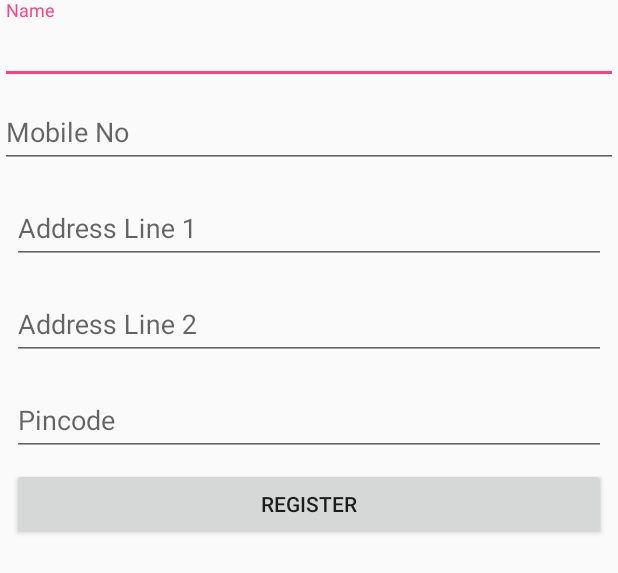
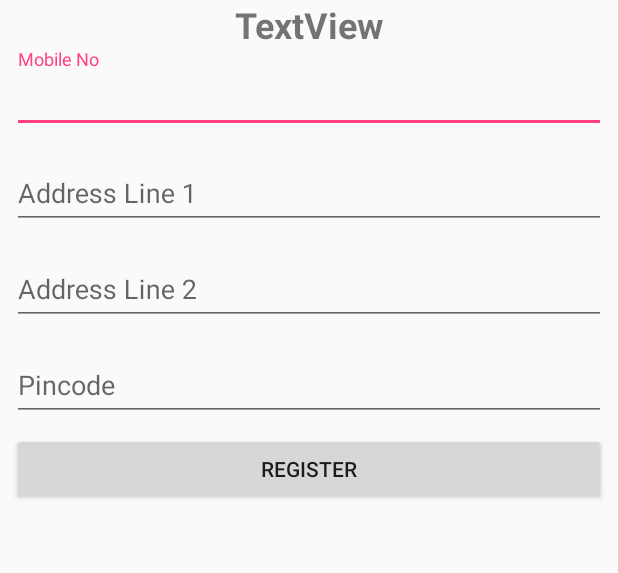
Before and after one commit to Lad-Rahul/HelperGenie, an Android app: the layout activity_sign_up_form.xml on its own in the app's theme, with its tools: preview values and no code run, on a phone screen of 412 x 824 dp. Shown: the top 573 px of the screen. Run offline under Robolectric (Android 15) with nearby library versions, the phone set to English and light mode, and no system bars.

Commit message:
Added automatic opening of form for Firsttime users and also --Sending data to firebase for first time users

```diff
--- a/app/src/main/res/layout/activity_sign_up_form.xml
+++ b/app/src/main/res/layout/activity_sign_up_form.xml
@@ -16,33 +16,43 @@
         android:id="@+id/fname_layout"
         android:layout_width="0dp"
         android:layout_height="wrap_content"
-        android:layout_marginTop="0dp"
+        android:layout_marginEnd="8dp"
+        android:layout_marginStart="8dp"
         app:layout_constraintBottom_toTopOf="@+id/fmobile_layout"
         app:layout_constraintEnd_toEndOf="parent"
         app:layout_constraintHorizontal_bias="0.0"
         app:layout_constraintStart_toStartOf="parent"
         app:layout_constraintTop_toTopOf="parent">
 
+        <TextView
+            android:id="@+id/fnameText"
+            android:layout_width="match_parent"
+            android:layout_height="wrap_content"
+            android:layout_weight="1"
+            android:text="TextView"
+            android:textAlignment="center"
+            android:textSize="24sp"
+            android:textStyle="bold" />
+
+        <!-- Commented By Pranav Vyas For UI
         <android.support.design.widget.TextInputEditText
             android:id="@+id/fname"
             android:layout_width="match_parent"
             android:layout_height="wrap_content"
             android:hint="Name" />
+            -->
     </android.support.design.widget.TextInputLayout>
 
     <android.support.design.widget.TextInputLayout
         android:id="@+id/fmobile_layout"
         android:layout_width="0dp"
         android:layout_height="wrap_content"
-        android:layout_marginEnd="0dp"
-        android:layout_marginStart="0dp"
-        android:layout_marginBottom="0dp"
-        android:layout_marginTop="0dp"
+        android:layout_marginEnd="8dp"
+        android:layout_marginStart="8dp"
+        app:layout_constraintEnd_toEndOf="parent"
         app:layout_constraintHorizontal_bias="0.0"
-        app:layout_constraintTop_toBottomOf="@+id/fname_layout"
-        app:layout_constraintEnd_toEndOf="parent"
         app:layout_constraintStart_toStartOf="parent"
-        >
+        app:layout_constraintTop_toBottomOf="@+id/fname_layout">
 
         <android.support.design.widget.TextInputEditText
             android:id="@+id/fmobile"
@@ -119,6 +129,7 @@
         android:layout_marginStart="8dp"
         android:layout_marginTop="8dp"
         android:text="Register"
+        android:onClick="sendData"
         app:layout_constraintBottom_toBottomOf="parent"
         app:layout_constraintEnd_toEndOf="parent"
         app:layout_constraintStart_toStartOf="parent"
```
Also changed, not shown: app/src/main/java/com/example/lad/helpergenie/MainActivity.java (+50 -0 lines), app/src/main/java/com/example/lad/helpergenie/SignUpFormActivity.java (+71 -5 lines).
